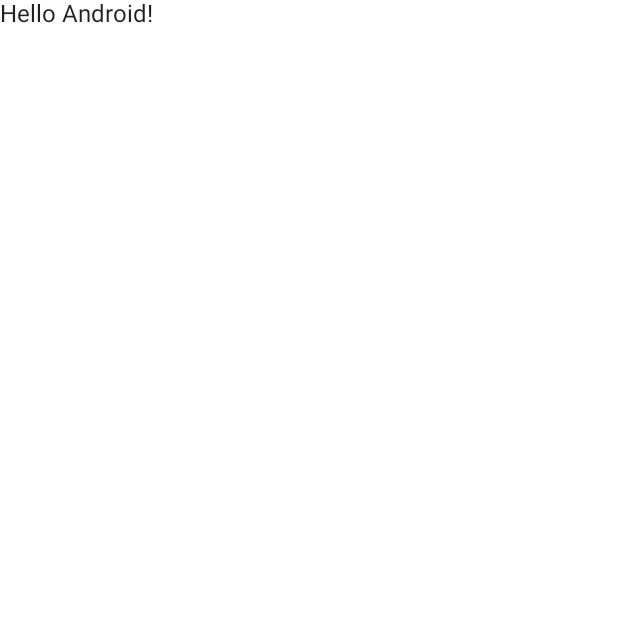
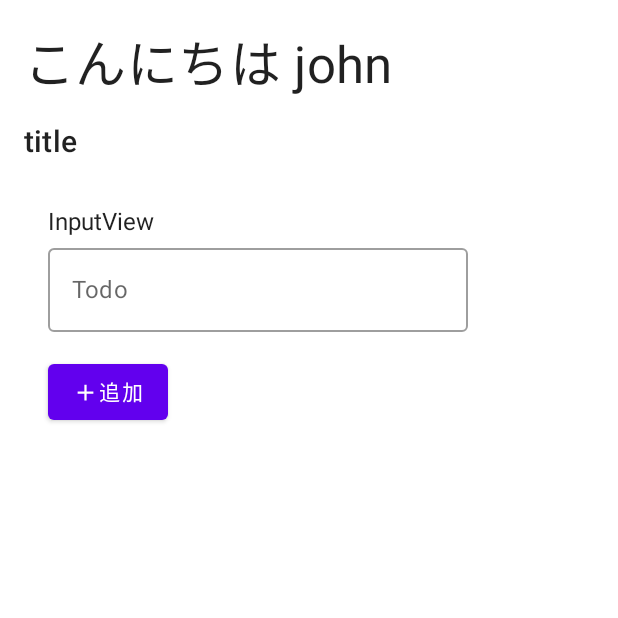
Before and after one commit to dev001hajipro/SandboxCompose, an Android app built with Jetpack Compose: the screen it shows after launch (MainActivity), on a phone screen of 412 x 824 dp, the top half of it. Before the commit the part shown is almost empty. Run offline under Robolectric (Android 15) with nearby library versions, the phone set to English and light mode, and no system bars; our stand-ins replace Room's generated code, livedata-compose.

Commit message:
feat: add todo list and input form

```diff
--- a/app/src/main/java/com/github/dev001hajipro/sandboxcompose/MainActivity.kt
+++ b/app/src/main/java/com/github/dev001hajipro/sandboxcompose/MainActivity.kt
@@ -1,13 +1,26 @@
 package com.github.dev001hajipro.sandboxcompose
 
+import android.app.Application
 import android.os.Bundle
 import androidx.activity.ComponentActivity
 import androidx.activity.compose.setContent
-import androidx.compose.material.MaterialTheme
-import androidx.compose.material.Surface
-import androidx.compose.material.Text
+import androidx.compose.foundation.layout.Column
+import androidx.compose.foundation.layout.Spacer
+import androidx.compose.foundation.layout.padding
+import androidx.compose.foundation.lazy.LazyColumn
+import androidx.compose.foundation.lazy.items
+import androidx.compose.material.*
 import androidx.compose.runtime.Composable
+import androidx.compose.runtime.livedata.observeAsState
+import androidx.compose.ui.Modifier
+import androidx.compose.ui.platform.LocalContext
 import androidx.compose.ui.tooling.preview.Preview
+import androidx.compose.ui.unit.dp
+import androidx.lifecycle.viewmodel.compose.viewModel
+import com.github.dev001hajipro.sandboxcompose.database.TodoItem
+import com.github.dev001hajipro.sandboxcompose.database.TodoViewModel
+import com.github.dev001hajipro.sandboxcompose.database.TodoViewModelFactory
+import com.github.dev001hajipro.sandboxcompose.ui.InputView
 import com.github.dev001hajipro.sandboxcompose.ui.theme.SandboxComposeTheme
 
 class MainActivity : ComponentActivity() {
@@ -17,22 +30,62 @@ class MainActivity : ComponentActivity() {
             SandboxComposeTheme {
                 // A surface container using the 'background' color from the theme
                 Surface(color = MaterialTheme.colors.background) {
-                    Greeting("Android")
+                    HomeView()
                 }
             }
         }
     }
 }
 
-@Composable
-fun Greeting(name: String) {
-    Text(text = "Hello $name!")
-}
-
 @Preview(showBackground = true)
 @Composable
 fun DefaultPreview() {
     SandboxComposeTheme {
-        Greeting("Android")
+        HomeView()
     }
 }
+
+const val TITLE = "title"
+
+@Composable
+fun HomeView() {
+    val context = LocalContext.current
+    val model: TodoViewModel = viewModel(
+        factory = TodoViewModelFactory(context.applicationContext as Application)
+    )
+    val items = model.readAllData.observeAsState(listOf()).value
+
+    val username = "john"
+
+    Column(
+        modifier = Modifier.padding(16.dp)
+    ) {
+        Text(
+            "こんにちは $username",
+            style = MaterialTheme.typography.h4,
+        )
+        Spacer(modifier = Modifier.padding(bottom = 16.dp))
+        Text(
+            TITLE,
+            style = MaterialTheme.typography.h6,
+        )
+        Spacer(modifier = Modifier.padding(bottom = 16.dp))
+
+        InputView()
+
+        ListTodos(items)
+
+    }
+}
+
+@OptIn(ExperimentalMaterialApi::class)
+@Composable
+fun ListTodos(items: List<TodoItem>) {
+    LazyColumn {
+        items(items) { todo ->
+            ListItem(
+                text = { Text(text = todo.name) }
+            )
+        }
+    }
+}
--- a/app/src/main/java/com/github/dev001hajipro/sandboxcompose/database/TodoDatabase.kt
+++ b/app/src/main/java/com/github/dev001hajipro/sandboxcompose/database/TodoDatabase.kt
@@ -5,7 +5,7 @@ import androidx.room.Database
 import androidx.room.Room
 import androidx.room.RoomDatabase
 
-@Database(entities = [TodoItem::class], version = 1)
+@Database(entities = [TodoItem::class], version = 1, exportSchema = false)
 abstract class TodoDatabase : RoomDatabase() {
     abstract fun todoDao() : TodoDao
 
--- a/app/src/main/java/com/github/dev001hajipro/sandboxcompose/database/TodoRepository.kt
+++ b/app/src/main/java/com/github/dev001hajipro/sandboxcompose/database/TodoRepository.kt
@@ -13,7 +13,7 @@ class TodoRepository(private val dao: TodoDao) {
     suspend fun delete(x: TodoItem) {
         dao.delete(x)
     }
-    suspend fun deleteAll(x: TodoItem) {
+    suspend fun deleteAll() {
         dao.deleteAllTodos()
     }
 }
--- /dev/null
+++ b/app/src/main/java/com/github/dev001hajipro/sandboxcompose/database/TodoViewModel.kt
@@ -0,0 +1,48 @@
+package com.github.dev001hajipro.sandboxcompose.database
+
+import android.app.Application
+import androidx.lifecycle.*
+import kotlinx.coroutines.Dispatchers
+import kotlinx.coroutines.launch
+import java.lang.IllegalArgumentException
+
+class TodoViewModel(application: Application) : AndroidViewModel(application) {
+    val readAllData: LiveData<List<TodoItem>>
+    private val repository: TodoRepository
+
+    init {
+        val dao = TodoDatabase.getInstance(application).todoDao()
+        repository = TodoRepository(dao)
+        readAllData = repository.readAllData
+    }
+
+    fun add(x: TodoItem) {
+        viewModelScope.launch(Dispatchers.IO) {
+            repository.add(x);
+        }
+    }
+
+    fun update(x: TodoItem) {
+        viewModelScope.launch(Dispatchers.IO) { repository.update(x) }
+    }
+
+    fun delete(x: TodoItem) {
+        viewModelScope.launch(Dispatchers.IO) { repository.delete(x) }
+    }
+
+    fun deleteAll() {
+        viewModelScope.launch(Dispatchers.IO) {
+            repository.deleteAll()
+        }
+    }
+
+}
+
+class TodoViewModelFactory(private val application:Application) : ViewModelProvider.Factory {
+    override fun <T : ViewModel> create(modelClass: Class<T>): T {
+        if (modelClass.isAssignableFrom(TodoViewModel::class.java)) {
+            return TodoViewModel(application) as T
+        }
+        throw IllegalArgumentException("Unknown ViewModel class")
+    }
+}
--- /dev/null
+++ b/app/src/main/java/com/github/dev001hajipro/sandboxcompose/ui/InputView.kt
@@ -0,0 +1,79 @@
+package com.github.dev001hajipro.sandboxcompose.ui
+
+import android.app.Application
+import android.util.Log
+import androidx.compose.foundation.layout.Column
+import androidx.compose.foundation.layout.Spacer
+import androidx.compose.foundation.layout.padding
+import androidx.compose.foundation.layout.size
+import androidx.compose.material.*
+import androidx.compose.material.icons.Icons
+import androidx.compose.material.icons.filled.Add
+import androidx.compose.material.icons.filled.Favorite
+import androidx.compose.runtime.*
+import androidx.compose.runtime.saveable.rememberSaveable
+import androidx.compose.ui.Modifier
+import androidx.compose.ui.platform.LocalContext
+import androidx.compose.ui.tooling.preview.Preview
+import androidx.compose.ui.unit.dp
+import androidx.lifecycle.LiveData
+import androidx.lifecycle.MutableLiveData
+import androidx.lifecycle.ViewModel
+import androidx.lifecycle.viewmodel.compose.viewModel
+import com.github.dev001hajipro.sandboxcompose.database.TodoItem
+import com.github.dev001hajipro.sandboxcompose.database.TodoViewModel
+import com.github.dev001hajipro.sandboxcompose.database.TodoViewModelFactory
+
+@Composable
+fun InputView() {
+    // 状態管理
+    var text by remember { mutableStateOf("") }
+
+    var text2 by rememberSaveable {
+        mutableStateOf("")
+    }
+    val context = LocalContext.current
+    val todoViewModel: TodoViewModel =
+        viewModel(factory = TodoViewModelFactory(context.applicationContext as Application))
+
+    Column(
+        modifier = Modifier.padding(16.dp)
+    ) {
+        Text("InputView")
+        OutlinedTextField(value = text, onValueChange = { text = it }, label = { Text("Todo") })
+        Spacer(modifier = Modifier.padding(bottom = 16.dp))
+        Button(onClick = {
+            addTodoItem(text, todoViewModel)
+        }) {
+            Icon(
+                Icons.Default.Add,
+                contentDescription = "Add",
+                modifier = Modifier.size(ButtonDefaults.IconSize)
+            )
+            Text("追加")
+        }
+    }
+}
+
+private fun addTodoItem(
+    text: String,
+    todoViewModel: TodoViewModel
+) {
+    if (text.isNotEmpty()) {
+        Log.d("addTodoItem", text)
+        todoViewModel.add(TodoItem(name = text))
+    }
+}
+
+class InputViewModel : ViewModel() {
+    private val _todo:MutableLiveData<String> = MutableLiveData("")
+    val todo: LiveData<String> = _todo
+
+    fun onChange(v:String) { _todo.value = v }
+}
+
+@Preview(showBackground = true)
+@Composable
+fun PreviewInputView() {
+    InputView()
+}
```
Also changed, not shown: app/build.gradle (+37 -0 lines).
